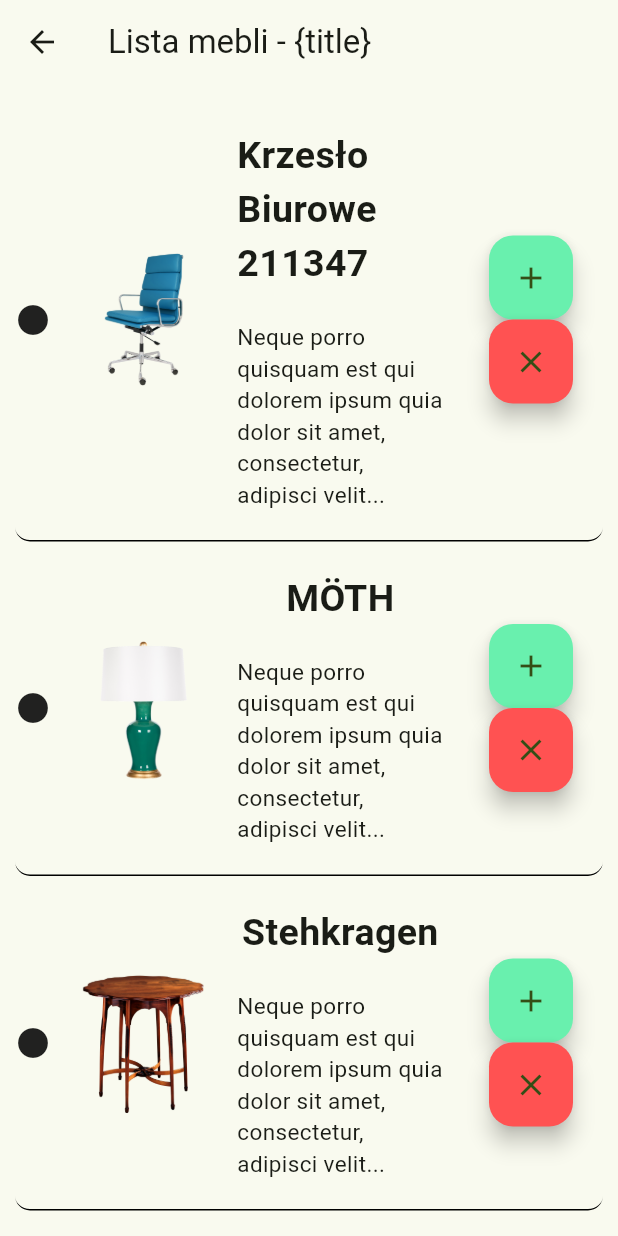
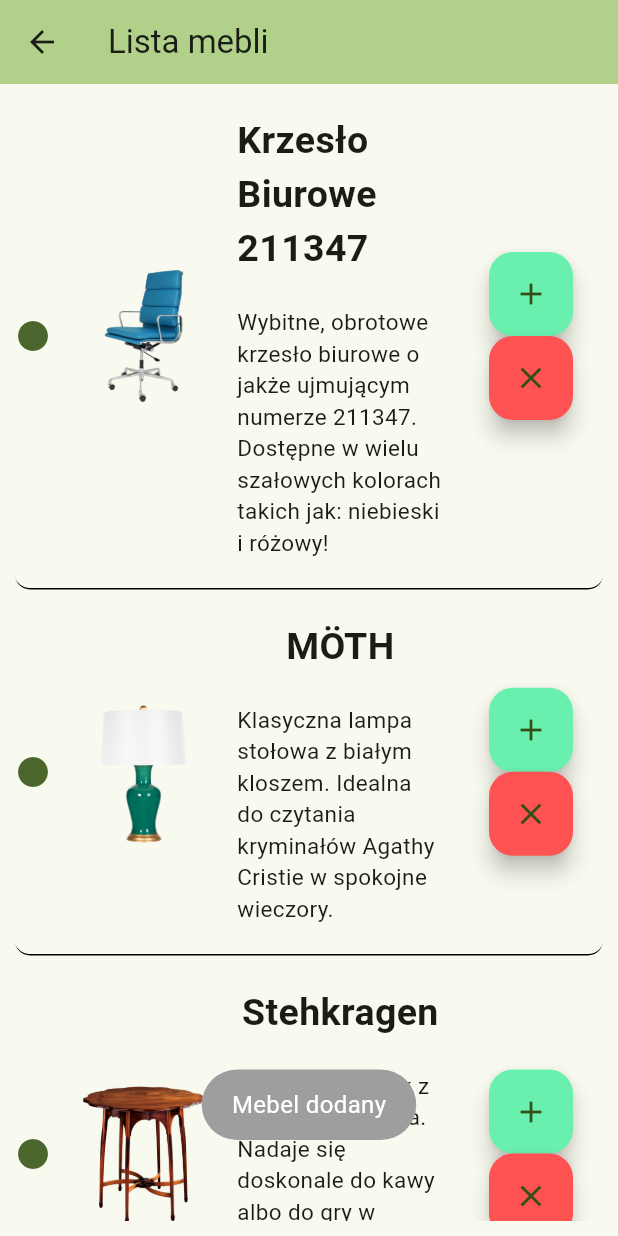
Before and after one commit to kit-jacking/olszewsking, a Flutter app: the AdamPage screen opened by its route, after a tap on the "add" icon, on a phone screen of 412 x 824 dp. Run offline on Flutter 3.47's test engine with Material 3 defaults, Android fonts, the light colour scheme and no system bars; our stand-ins replace flutter_bloc, fluttertoast.

Commit message:
Minor changes to Adam's page

```diff
--- a/lib/common/utils/toastUtils.dart
+++ b/lib/common/utils/toastUtils.dart
@@ -7,8 +7,8 @@ class ToastUtils {
     Fluttertoast.showToast(
       msg: message,
       toastLength: Toast.LENGTH_SHORT,
-      gravity: ToastGravity.CENTER,
-      backgroundColor: Colors.black,
+      gravity: ToastGravity.BOTTOM,
+      backgroundColor: Colors.grey,
       textColor: Colors.white,
       fontSize: Dimens.fontSizeStandard,
     );
--- a/lib/main.dart
+++ b/lib/main.dart
@@ -5,6 +5,7 @@ import 'package:decoartor/ui/adamPage/adamPage.dart';
 import 'package:decoartor/ui/igorPage/igorPage.dart';
 import 'package:decoartor/ui/julkaPage/julkaPage.dart';
 import 'package:decoartor/ui/mainPage/mainPage.dart';
+import 'package:decoartor/ui/tymonPage/tymonPage.dart';
 import 'package:flutter/material.dart';
 import 'package:flutter_bloc/flutter_bloc.dart';
 
@@ -48,6 +49,7 @@ class MyApp extends StatelessWidget {
           '/igor': (context) => const IgorPage(title: "Igor page"),
           '/adam': (context) => AdamPage(title: "Adam page"),
           '/julka': (context) => const JulkaPage(title: "Julka page"),
+          '/tymon': (context) => const TymonPage(title: "Ar object"),
         },
       ),
     );
--- a/lib/ui/adamPage/adamPage.dart
+++ b/lib/ui/adamPage/adamPage.dart
@@ -1,3 +1,4 @@
+import 'package:decoartor/common/utils/toastUtils.dart';
 import 'package:flutter/material.dart';
 
 class AdamPage extends StatelessWidget {
@@ -11,9 +12,9 @@ class AdamPage extends StatelessWidget {
     'Stehkragen'
   ];
   final List<String> description = <String>[
-    'Neque porro quisquam est qui dolorem ipsum quia dolor sit amet, consectetur, adipisci velit...',
-    'Neque porro quisquam est qui dolorem ipsum quia dolor sit amet, consectetur, adipisci velit...',
-    'Neque porro quisquam est qui dolorem ipsum quia dolor sit amet, consectetur, adipisci velit...'
+    'Wybitne, obrotowe krzesło biurowe o jakże ujmującym numerze 211347. Dostępne w wielu szałowych kolorach takich jak: niebieski i różowy!',
+    'Klasyczna lampa stołowa z białym kloszem. Idealna do czytania kryminałów Agathy Cristie w spokojne wieczory.',
+    'Niebylejaki stolik z solidnego drewna. Nadaje się doskonale do kawy albo do gry w brydża, ale żetony do pokera już się na nim nie zmieszczą.'
   ];
   final List<String> images = <String>[
     "lib/assets/chair-4281511_1280.png",
@@ -21,19 +22,24 @@ class AdamPage extends StatelessWidget {
     "lib/assets/antique-961102_1280.png"
   ];
 
-  void fun1() {
-    int showValue = 1;
+  void addItem() {
+    ToastUtils.showToast("Mebel dodany");
+  }
+
+  void removeItem() {
+    ToastUtils.showToast("Mebel usunięty");
   }
 
   @override
   Widget build(BuildContext context) {
     return Scaffold(
       appBar: AppBar(
-        title: const Text('Lista mebli - {title}'),
+        backgroundColor: Theme.of(context).colorScheme.inversePrimary,
+        title: const Text('Lista mebli'),
       ),
       body: Center(
         child: Padding(
-          padding: const EdgeInsets.fromLTRB(10, 10, 10, 10),
+          padding: const EdgeInsets.fromLTRB(10, 0, 10, 10),
           child: ListView(
             children: [
               for (var i = 0; i < entries.length; i++)
@@ -48,7 +54,8 @@ class AdamPage extends StatelessWidget {
                   child: Row(
                     mainAxisAlignment: MainAxisAlignment.spaceBetween,
                     children: [
-                      Icon(Icons.circle_rounded),
+                      Icon(Icons.circle_rounded,
+                          color: Theme.of(context).primaryColor),
                       Image.asset('${images[i]}',
                           height: MediaQuery.of(context).size.width / 4,
                           width: MediaQuery.of(context).size.width / 4),
@@ -79,14 +86,14 @@ class AdamPage extends StatelessWidget {
                           children: [
                             FloatingActionButton(
                               onPressed: () {
-                                fun1();
+                                addItem();
                               },
                               backgroundColor: Colors.greenAccent,
                               child: Icon(Icons.add),
                             ),
                             FloatingActionButton(
                               onPressed: () {
-                                fun1();
+                                removeItem();
                               },
                               backgroundColor: Colors.redAccent,
                               child: Icon(Icons.close),
```
Also changed, not shown: lib/ui/mainPage/mainPage.dart (+7 -0 lines), lib/ui/tymonPage/tymonPage.dart (added, +27 -0 lines).
